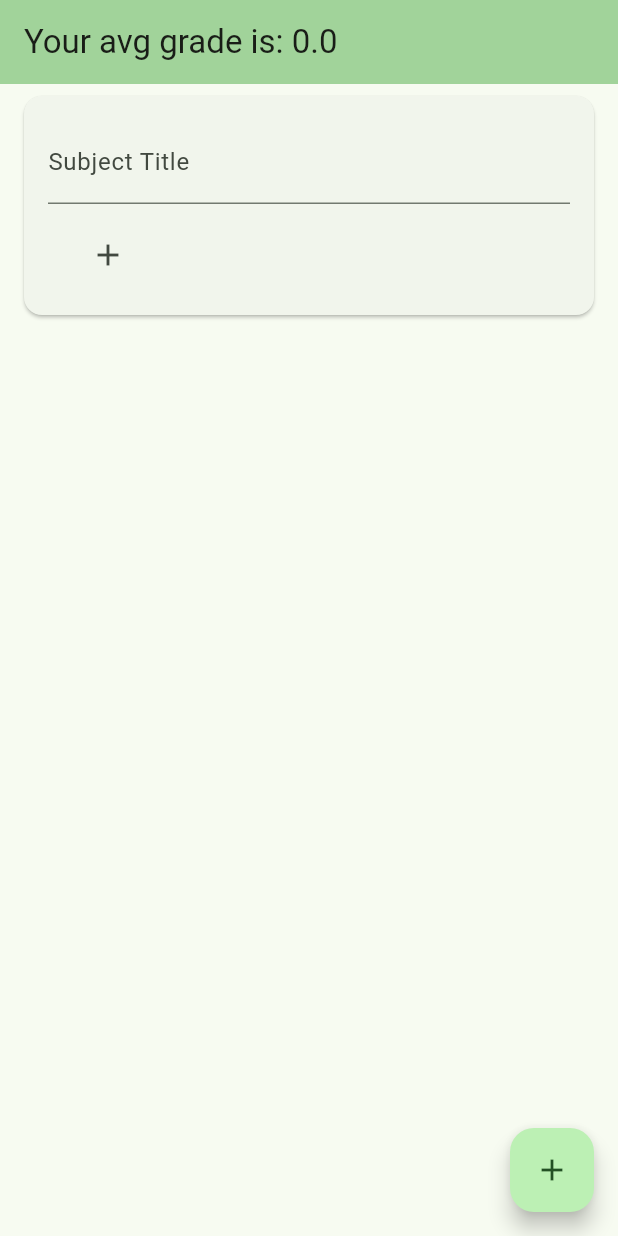
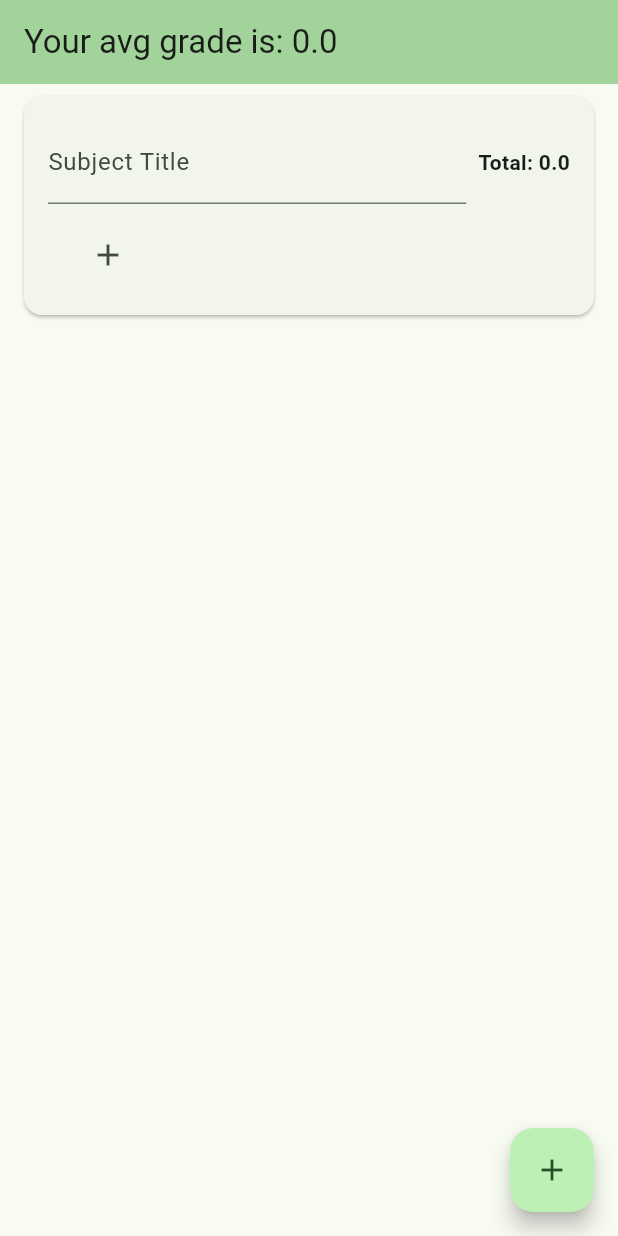
Before and after one commit to KatePril/grades-calculator-deploy, a Flutter app: the screen it shows after launch, after a tap on the "add" icon, on a phone screen of 412 x 824 dp. Run offline on Flutter 3.47's test engine with Material 3 defaults, Android fonts, the light colour scheme and no system bars.

Commit message:
Fix subject total

```diff
--- a/lib/subject.dart
+++ b/lib/subject.dart
@@ -11,6 +11,9 @@ class Subject {
   }
 
   double total() {
+    if (grades.isEmpty) {
+      return 0;
+    }
     return grades.map(parseGrade).reduce((a, b) => a + b);
   }
 }
--- a/lib/subject_widget.dart
+++ b/lib/subject_widget.dart
@@ -40,7 +40,10 @@ class _SubjectWidgetState extends State<SubjectWidget> {
         child: Column(
           crossAxisAlignment: CrossAxisAlignment.start,
           children: [
-            TextField(
+            Row(
+              children: [
+                Expanded(
+                  child: TextField(
                     controller: titleController,
                     decoration: const InputDecoration(
                       labelText: 'Subject Title',
@@ -50,6 +53,15 @@ class _SubjectWidgetState extends State<SubjectWidget> {
                         widget.subject.title = value;
                       });
                     },
+                  ),
+                ),
+                const SizedBox(width: 8),
+                // Total Score
+                Text(
+                  'Total: ${widget.subject.total()}',
+                  style: const TextStyle(fontWeight: FontWeight.bold),
+                ),
+              ],
             ),
             const SizedBox(height: 10),
             Wrap(
```
Lines whose indentation alone changed are shown as unchanged.
